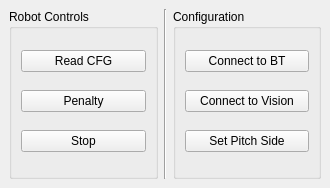
The window that GUI/mainwindow.ui (SSabev/SDPCode) describes before a commit, drawn with Qt 5.
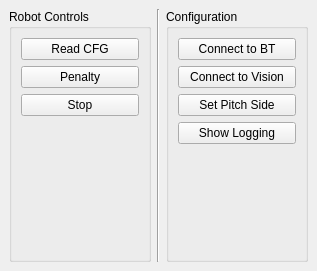
The same window after the commit. Icons and pictures are not drawn.

Commit message: PA: Add control button that allows to restore closed logging window

```diff
--- a/GUI/mainwindow.ui
+++ b/GUI/mainwindow.ui
@@ -6,8 +6,8 @@
    <rect>
     <x>0</x>
     <y>0</y>
-    <width>330</width>
-    <height>188</height>
+    <width>317</width>
+    <height>271</height>
    </rect>
   </property>
   <property name="windowTitle">
@@ -46,6 +46,19 @@
          </property>
         </widget>
        </item>
+       <item>
+        <spacer name="verticalSpacer">
+         <property name="orientation">
+          <enum>Qt::Vertical</enum>
+         </property>
+         <property name="sizeHint" stdset="0">
+          <size>
+           <width>20</width>
+           <height>40</height>
+          </size>
+         </property>
+        </spacer>
+       </item>
       </layout>
      </widget>
     </item>
@@ -83,6 +96,26 @@
          </property>
         </widget>
        </item>
+       <item>
+        <widget class="QPushButton" name="logBtn">
+         <property name="text">
+          <string>Show Logging</string>
+         </property>
+        </widget>
+       </item>
+       <item>
+        <spacer name="verticalSpacer_2">
+         <property name="orientation">
+          <enum>Qt::Vertical</enum>
+         </property>
+         <property name="sizeHint" stdset="0">
+          <size>
+           <width>20</width>
+           <height>40</height>
+          </size>
+         </property>
+        </spacer>
+       </item>
       </layout>
      </widget>
     </item>
```
Left out of the diff: 2 changed lines with no effect on the pictures. The commit also changes 2 other files.
